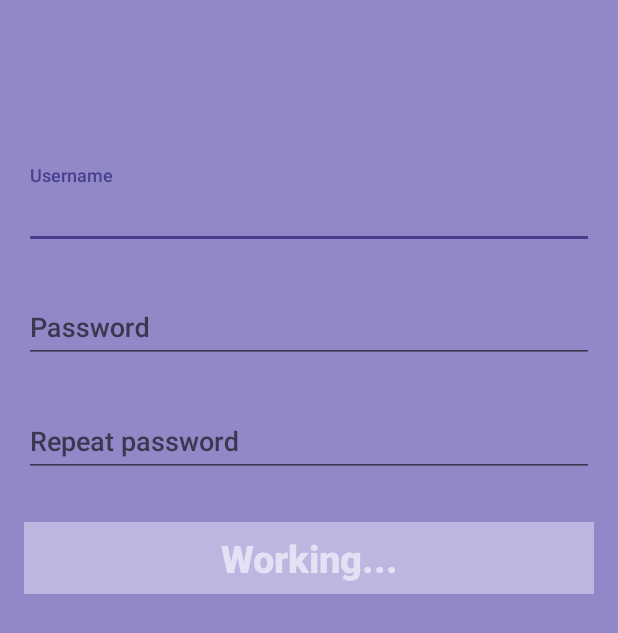
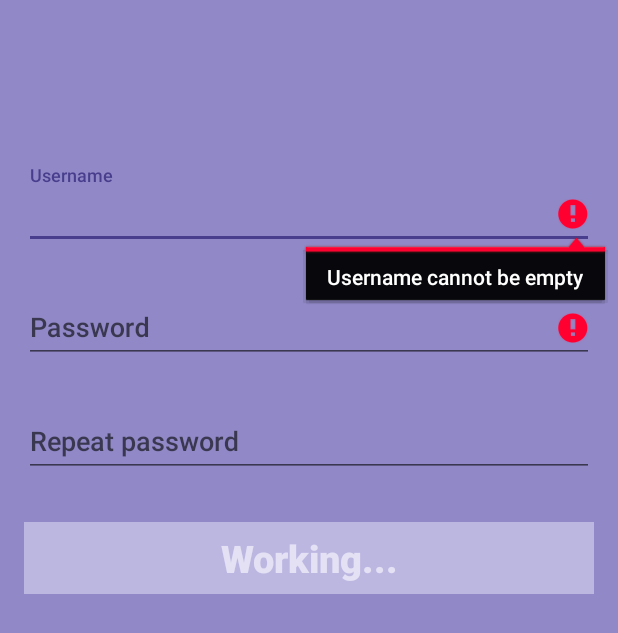
Before and after one commit to sindrip/clonechat-android, an Android app: the RegisterActivity screen opened directly, with no data from a screen before it, after a tap on "Register", on a phone screen of 412 x 824 dp. Shown: the top 633 px of the screen. Run offline under Robolectric (Android 15) with nearby library versions, the phone set to English and light mode, and no system bars; 3 statements that could not run were skipped.

Commit message:
errorMsg when user or pass is empty

```diff
--- a/CloneChat/app/src/main/java/com/example/stell/clonechat/RegisterActivity.java
+++ b/CloneChat/app/src/main/java/com/example/stell/clonechat/RegisterActivity.java
@@ -49,11 +49,16 @@ public class RegisterActivity extends AppCompatActivity {
         mButtonRegister.setOnClickListener(new View.OnClickListener() {
             @Override
             public void onClick(View view) {
+                if(mUsername.getText().toString().equals("")) {
+                     mUsername.setError(getString(R.string.username_cant_be_empty));
+                }
+
+                if(mPassword1.getText().toString().equals("")) {
+                    mPassword1.setError(getString(R.string.password_cant_be_empty));
+                }
+
                 if (!mPassword1.getText().toString().equals(mPassword2.getText().toString())) {
-                    Toast.makeText(getApplicationContext(),
-                            "Passwords must match",
-                            Toast.LENGTH_SHORT).show();
-                    return;
+                    mPassword2.setError(getString(R.string.password_dont_match));
                 }
 
                 mButtonRegister.setEnabled(false);
--- a/CloneChat/app/src/main/res/values/strings.xml
+++ b/CloneChat/app/src/main/res/values/strings.xml
@@ -10,4 +10,7 @@
     <string name="action_sign_out">Sign out</string>
     <string name="action_loginsuccess">Login was successful!</string>
     <string name="working">Working...</string>
+    <string name="password_dont_match">Passwords do not match</string>
+    <string name="username_cant_be_empty">Username cannot be empty</string>
+    <string name="password_cant_be_empty">Password cannot be empty</string>
 </resources>
--- a/CloneChat/app/src/main/res/values/styles.xml
+++ b/CloneChat/app/src/main/res/values/styles.xml
@@ -45,4 +45,7 @@
         <item name="android:singleLine">true</item>
     </style>
 
+    <style name="ErrorMessage">
+        <item name="android:textColor">#8058A4</item>
+    </style>
 </resources>
```
Also changed, not shown: CloneChat/app/src/main/java/com/example/stell/clonechat/LoginActivity.java (+8 -0 lines).
